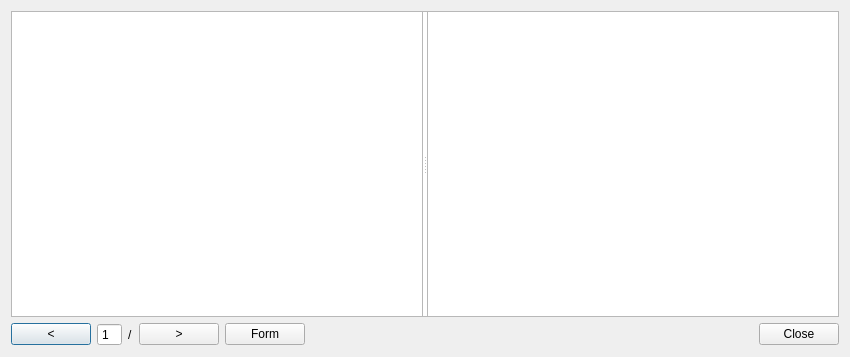
yamamoto-ryuzo/GEO-search-plugin, file geo_search/ui/result.ui: the form before one commit.
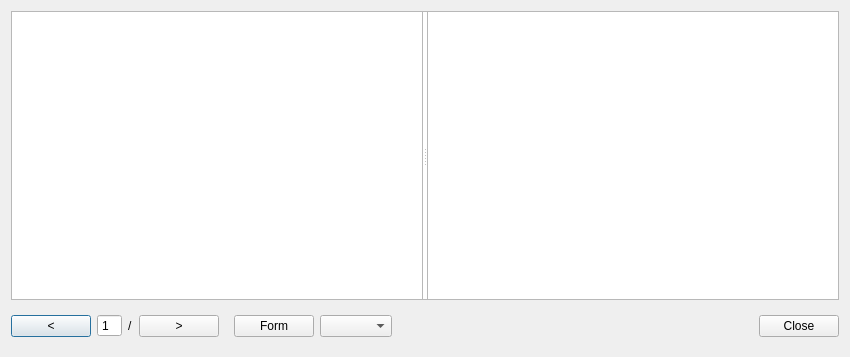
The form after the commit.

Patch:
```diff
--- a/geo_search/ui/result.ui
+++ b/geo_search/ui/result.ui
@@ -116,10 +116,26 @@
     </widget>
    </item>
     <item row="2" column="4">
+      <widget class="QWidget" name="modeContainer">
+       <layout class="QHBoxLayout" name="horizontalLayout">
+        <item>
      <widget class="QPushButton" name="modeToggleButton">
       <property name="text">
         <string>Form</string>
       </property>
+         </widget>
+        </item>
+        <item>
+         <widget class="QComboBox" name="formAttributeCombo">
+          <property name="editable">
+           <bool>false</bool>
+          </property>
+          <property name="visible">
+           <bool>false</bool>
+          </property>
+         </widget>
+        </item>
+       </layout>
      </widget>
     </item>
   </layout>
```
Lines whose indentation alone changed are shown as unchanged.
